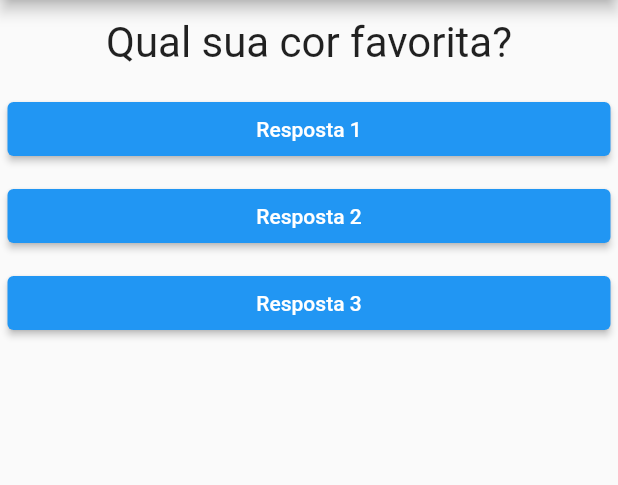
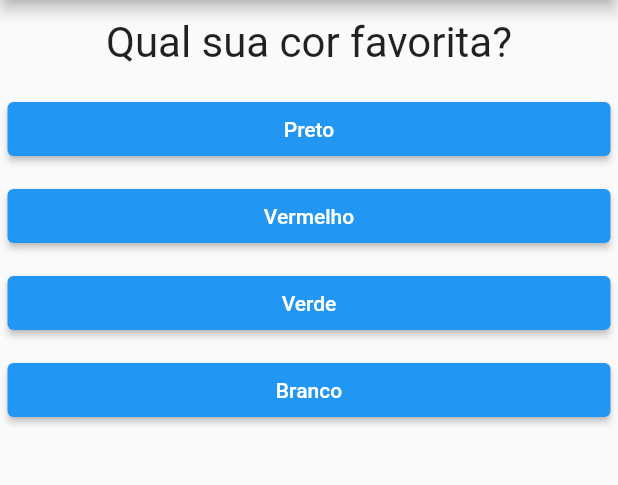
Before and after one commit to oTalDoHud/flutter-projeto-perguntas, a Flutter app: the screen it shows after launch, on a phone screen of 412 x 824 dp, the part 84-569 px from its top. Run offline on Flutter 3.47's test engine with Material 2 defaults, Android fonts, the phone set to English and light mode, and no system bars.

Commit message:
Leitura otimizada de respostas e perguntas

```diff
--- a/lib/main.dart
+++ b/lib/main.dart
@@ -45,15 +45,18 @@ class _PerguntaAppState extends State<PerguntaAPP> {
       },
     ];
 
+    List<Widget> respostas = [];
+    for (var textoResp in perguntas[_perguntaSelecionada].cast()["respostas"]) {
+      respostas.add(Respostas(textoResp, _responder));
+    }
+
     return MaterialApp(
         home: Scaffold(
       appBar: AppBar(title: Text("Perguntas")),
       body: Column(
         children: [
           Questao(perguntas[_perguntaSelecionada]["texto"].toString()),
-          Respostas("Resposta 1", _responder),
-          Respostas("Resposta 2", _responder),
-          Respostas("Resposta 3", _responder),
+          ...respostas,
         ],
       ),
     ));
```
